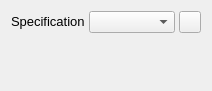
Qt form spine_items/data_transformer/ui/data_transformer_properties.ui (spine-tools/spine-items) before a commit.
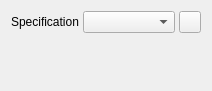
The same form after that commit. Icons and pictures are not drawn.

Commit message:
Remove custom font sizes
Re Spine-project/Spine-Toolbox#1635

```diff
--- a/spine_items/data_transformer/ui/data_transformer_properties.ui
+++ b/spine_items/data_transformer/ui/data_transformer_properties.ui
@@ -45,11 +45,6 @@
          <height>16777215</height>
         </size>
        </property>
-       <property name="font">
-        <font>
-         <pointsize>10</pointsize>
-        </font>
-       </property>
        <property name="text">
         <string>Specification</string>
        </property>
```
The commit also changes 18 other files.
